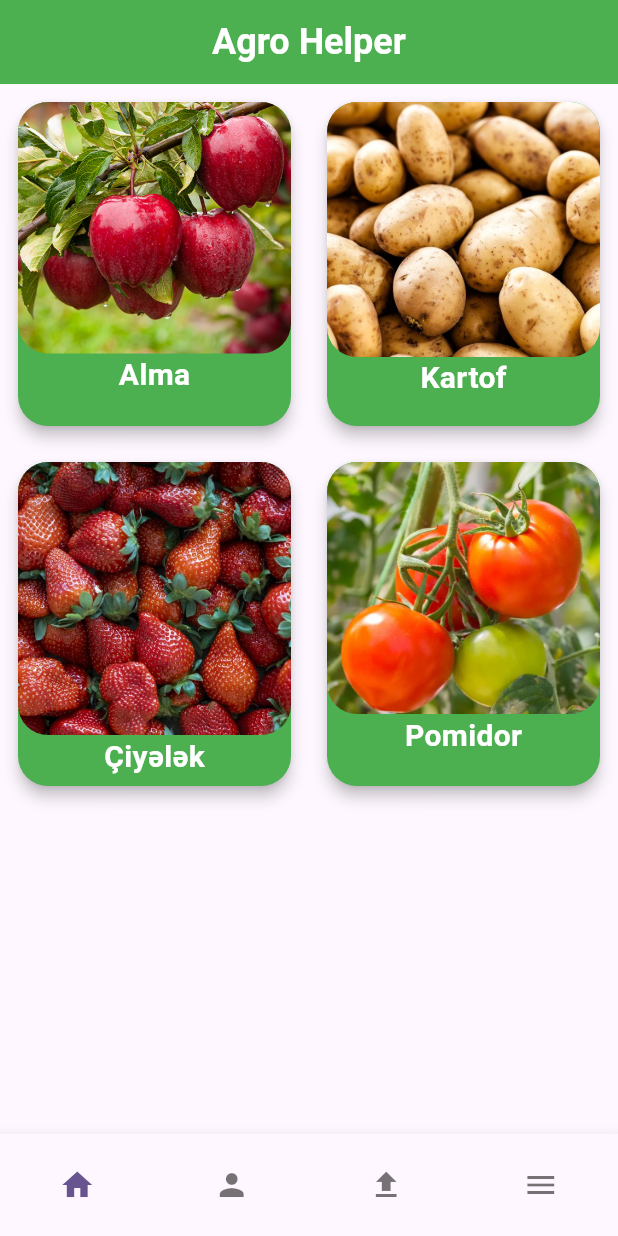
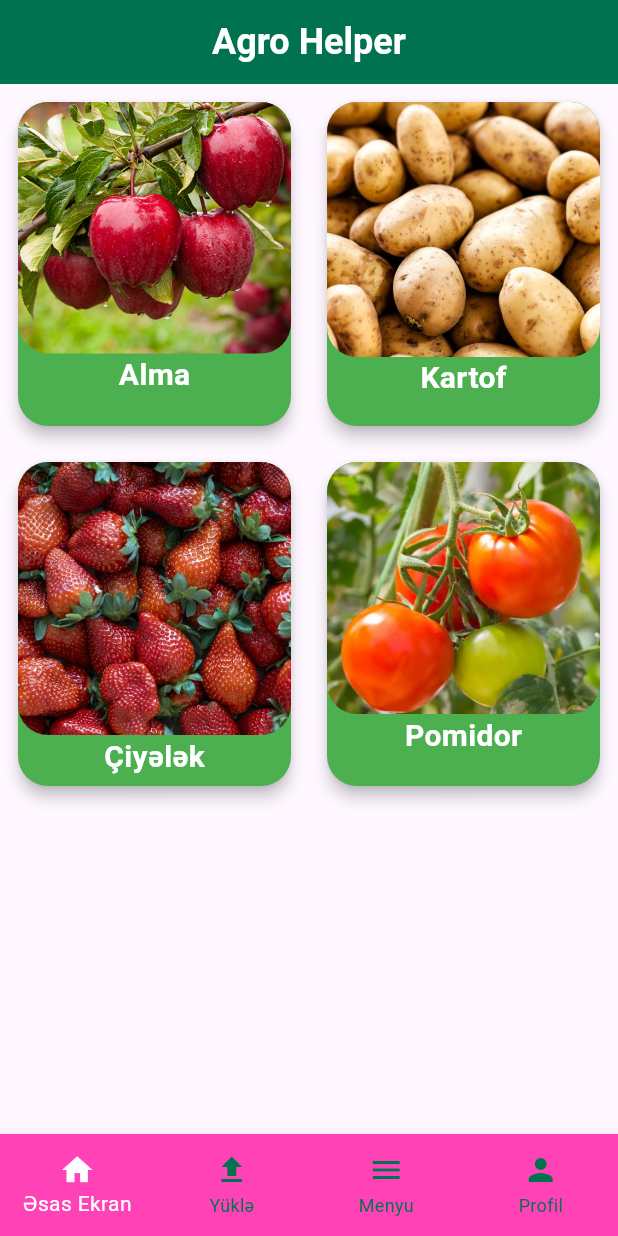
Before and after one commit to sadiqaliyev01/agro_helper, a Flutter app: the screen it shows after launch, on a phone screen of 412 x 824 dp. Run offline on Flutter 3.47's test engine with Material 3 defaults, Android fonts, the phone set to English and light mode, and no system bars.

Commit message:
- home screen is done, - bottom nav bar and app bar is done

```diff
--- /dev/null
+++ b/lib/constants/app_colors.dart
@@ -0,0 +1,10 @@
+import 'package:flutter/material.dart';
+
+class AppColors{
+  AppColors._();
+
+  static Color pink = const Color(0xffFF43B7);
+  static Color turquoise = const Color(0xff42AB9C);
+  static Color green = const Color(0xff007250);
+  static Color white = Colors.white;
+}
--- a/lib/main.dart
+++ b/lib/main.dart
@@ -1,4 +1,4 @@
-import 'package:agro_helper/ui/presentation/home/home_screen.dart';
+import 'package:agro_helper/ui/presentation/main_screen/main_screen.dart';
 import 'package:flutter/material.dart';
 
 void main() {
@@ -18,7 +18,7 @@ class MyApp extends StatelessWidget {
         colorScheme: ColorScheme.fromSeed(seedColor: Colors.deepPurple),
         useMaterial3: true,
       ),
-      home: const HomeScreen(),
+      home: const MainScreen(),
     );
   }
 }
--- a/lib/ui/presentation/global_widgets/custom_nav_bar.dart
+++ /dev/null
@@ -1,81 +0,0 @@
-import 'package:agro_helper/ui/presentation/menu/menu_screen.dart';
-import 'package:agro_helper/ui/presentation/profile/widgets/profile_view.dart';
-import 'package:flutter/material.dart';
-import 'package:agro_helper/ui/presentation/home/home_screen.dart';
-import 'package:agro_helper/ui/presentation/upload/upload_screen.dart';
-
-class CustomBottomNavBar extends StatefulWidget {
-  const CustomBottomNavBar({super.key});
-
-  @override
-  // ignore: library_private_types_in_public_api
-  _CustomBottomNavBarState createState() => _CustomBottomNavBarState();
-}
-
-class _CustomBottomNavBarState extends State<CustomBottomNavBar> {
-  int selectedIndex = 0;
-
-  void _onItemTapped(int index) {
-    setState(() {
-      selectedIndex = index;
-    });
-    switch (selectedIndex) {
-      case 0:
-        Navigator.push(
-          context,
-          MaterialPageRoute(builder: (context) => const HomeScreen()),
-        );
-        break;
-      case 1:
-        Navigator.push(
-          context,
-          MaterialPageRoute(builder: (context) => const ProfileView()),
-        );
-        break;
-      case 2:
-        Navigator.push(
-          context,
-          MaterialPageRoute(builder: (context) => const UploadScreen()),
-        );
-        break;
-      case 3:
-        Navigator.push(
-          context,
-          MaterialPageRoute(builder: (context) => const MenuScreen()),
-        );
-        break;
-    }
-  }
-
-  @override
-  Widget build(BuildContext context) {
-    return SizedBox(
-      height: kBottomNavigationBarHeight + 12,
-      child: BottomNavigationBar(
-        type: BottomNavigationBarType.fixed,
-        iconSize: 24,
-        onTap: _onItemTapped,
-        selectedFontSize: 0,
-        currentIndex: selectedIndex,
-        items: const [
-          BottomNavigationBarItem(
-            label: 'Esas Ekran',
-            icon: Icon(Icons.home),
-          ),
-          BottomNavigationBarItem(
-            label: 'Profil',
-            icon: Icon(Icons.person),
-          ),
-          BottomNavigationBarItem(
-            icon: Icon(Icons.upload),
-            label: "Yukle",
-          ),
-          BottomNavigationBarItem(
-            icon: Icon(Icons.menu),
-            label: "Menyu",
-          ),
-        ],
-      ),
-    );
-  }
-}
--- a/lib/ui/presentation/home/home_screen.dart
+++ b/lib/ui/presentation/home/home_screen.dart
@@ -1,4 +1,3 @@
-import 'package:agro_helper/ui/presentation/global_widgets/custom_nav_bar.dart';
 import 'package:agro_helper/ui/presentation/home/widgets/home_card_items.dart';
 import 'package:flutter/material.dart';
 
@@ -7,28 +6,15 @@ class HomeScreen extends StatelessWidget {
 
   @override
   Widget build(BuildContext context) {
-    return SafeArea(
+    return const SafeArea(
       child: Scaffold(
-        appBar: AppBar(
-          title: const Text(
-            "Agro Helper",
-            style: TextStyle(
-              fontSize: 24,
-              fontWeight: FontWeight.w600,
-            ),
-          ),
-          foregroundColor: Colors.white,
-          centerTitle: true,
-          backgroundColor: Colors.green,
-        ),
-        body: const Column(
+        body: Column(
           children: [
             Expanded(
               child: SizedBox(child: HomeCardItems()),
             ),
           ],
         ),
-        bottomNavigationBar: const CustomBottomNavBar()
       ),
     );
   }
--- /dev/null
+++ b/lib/ui/presentation/main_screen/main_screen.dart
@@ -0,0 +1,56 @@
+import 'package:agro_helper/ui/presentation/home/home_screen.dart';
+import 'package:agro_helper/ui/presentation/main_screen/widgets/custom_nav_bar.dart';
+import 'package:agro_helper/ui/presentation/menu/menu_screen.dart';
+import 'package:agro_helper/ui/presentation/profile/profile_screen.dart';
+import 'package:agro_helper/ui/presentation/upload/upload_screen.dart';
+import 'package:flutter/material.dart';
+
+import '../../../constants/app_colors.dart';
+
+class MainScreen extends StatefulWidget {
+  const MainScreen({super.key});
+
+  @override
+  State<MainScreen> createState() => _MainScreenState();
+}
+
+class _MainScreenState extends State<MainScreen> {
+  int selectedIndex = 0;
+
+  final List<Widget> screens = [
+    const HomeScreen(),
+    const UploadScreen(),
+    const MenuScreen(),
+    const ProfileScreen(),
+  ];
+
+  @override
+  Widget build(BuildContext context) {
+    return SafeArea(
+      child: Scaffold(
+        appBar: AppBar(
+          title: const Text(
+            "Agro Helper",
+            style: TextStyle(
+              fontSize: 24,
+              fontWeight: FontWeight.w600,
+            ),
+          ),
+          foregroundColor: AppColors.white,
+          centerTitle: true,
+          backgroundColor: AppColors.green,
+        ),
+        body: screens[selectedIndex],
+        bottomNavigationBar: CustomNavBar(
+          unselectedItemColor: AppColors.green,
+          selectedItemColor: Colors.white,
+          onTap: (int index) {
+            setState(() {
+              selectedIndex = index;
+            });
+          },
+        ),
+      ),
+    );
+  }
+}
--- /dev/null
+++ b/lib/ui/presentation/main_screen/widgets/custom_nav_bar.dart
@@ -0,0 +1,62 @@
+import 'package:agro_helper/constants/app_colors.dart';
+import 'package:flutter/material.dart';
+
+class CustomNavBar extends StatefulWidget {
+  final void Function(int) onTap;
+  final Color? selectedItemColor;
+  final Color? unselectedItemColor;
+
+  const CustomNavBar(
+      {super.key,
+      required this.onTap,
+      this.selectedItemColor,
+      this.unselectedItemColor});
+
+  @override
+  State<CustomNavBar> createState() => _CustomNavBarState();
+}
+
+class _CustomNavBarState extends State<CustomNavBar> {
+  int selectedIndex = 0;
+
+  void _onTap(int index) {
+    setState(() {
+      selectedIndex = index;
+    });
+    widget.onTap(index);
+  }
+
+  @override
+  Widget build(BuildContext context) {
+    return SizedBox(
+      height: kBottomNavigationBarHeight + 12,
+      child: BottomNavigationBar(
+        backgroundColor: AppColors.pink,
+        type: BottomNavigationBarType.fixed,
+        iconSize: 24,
+        onTap: _onTap,
+        currentIndex: selectedIndex,
+        selectedItemColor: widget.selectedItemColor,
+        unselectedItemColor: widget.unselectedItemColor,
+        items: const [
+          BottomNavigationBarItem(
+            label: 'Əsas Ekran',
+            icon: Icon(Icons.home),
+          ),
+          BottomNavigationBarItem(
+            label: 'Yüklə',
+            icon: Icon(Icons.upload),
+          ),
+          BottomNavigationBarItem(
+            label: 'Menyu',
+            icon: Icon(Icons.menu),
+          ),
+          BottomNavigationBarItem(
+            label: 'Profil',
+            icon: Icon(Icons.person),
+          ),
+        ],
+      ),
+    );
+  }
+}
--- a/lib/ui/presentation/menu/menu_screen.dart
+++ b/lib/ui/presentation/menu/menu_screen.dart
@@ -5,10 +5,8 @@ class MenuScreen extends StatelessWidget {
 
   @override
   Widget build(BuildContext context) {
-    return Scaffold(
-      appBar: AppBar(
-        title: const Text("Menu"),
-      ),
+    return const Scaffold(
+      body: Text("MENYU"),
     );
   }
 }
--- a/lib/ui/presentation/profile/widgets/profile_view.dart
+++ b/lib/ui/presentation/profile/widgets/profile_view.dart
@@ -7,7 +7,7 @@ class ProfileView extends StatelessWidget {
   Widget build(BuildContext context) {
     return const Column(
       children: [
-        Text("data"),
+        Text("PROFIL"),
       ],
     );
   }
--- a/lib/ui/presentation/strawberry/strawberry_screen.dart
+++ b/lib/ui/presentation/strawberry/strawberry_screen.dart
@@ -16,7 +16,9 @@ class StrawberryScreen extends StatelessWidget {
         body: const Column(
           children: [
             Expanded(
-              child: SizedBox(child: StrawberryInfo()),
+              child: SizedBox(
+                child: StrawberryInfo(),
+              ),
             ),
           ],
         ),
--- a/lib/ui/presentation/upload/upload_screen.dart
+++ b/lib/ui/presentation/upload/upload_screen.dart
@@ -6,9 +6,7 @@ class UploadScreen extends StatelessWidget {
   @override
   Widget build(BuildContext context) {
     return Scaffold(
-      appBar: AppBar(
-        title: const Text("Uplaod"),
-      ),
+      body: Text("UPLOAD"),
     );
   }
 }
```
Also changed, not shown: lib/ui/presentation/profile/profile_screen.dart (+1 -6 lines).
